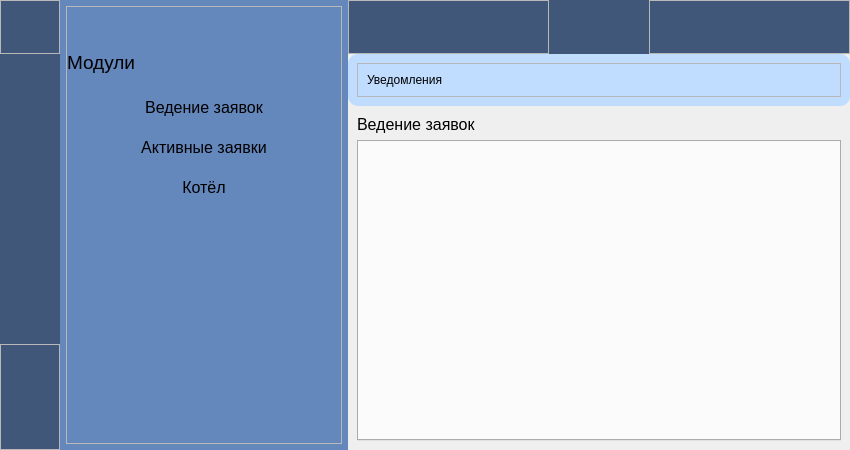
First picture: the form in ui_taskmanager.ui, repository ShiragG/TaskManager, before the edit.
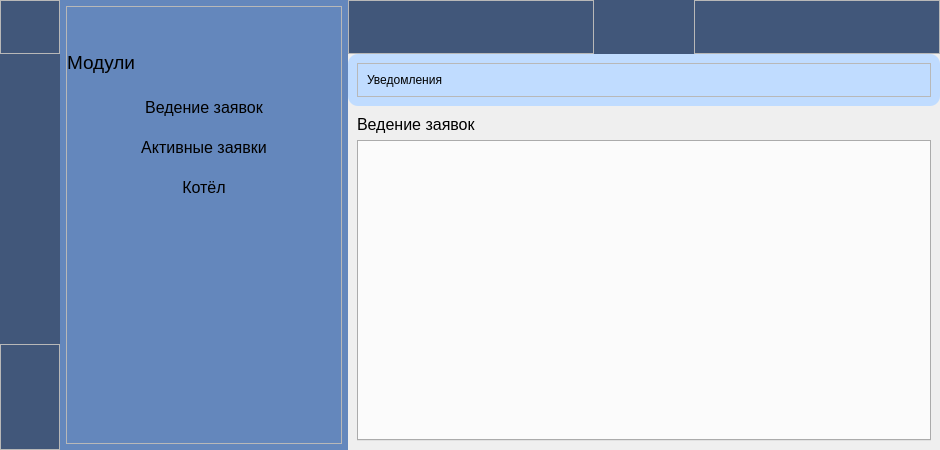
Second picture: the form after the edit. Icons and pictures are not drawn.

Diff of the .ui file:
```diff
--- a/ui_taskmanager.ui
+++ b/ui_taskmanager.ui
@@ -6,7 +6,7 @@
    <rect>
     <x>0</x>
     <y>0</y>
-    <width>850</width>
+    <width>940</width>
     <height>450</height>
    </rect>
   </property>
```
